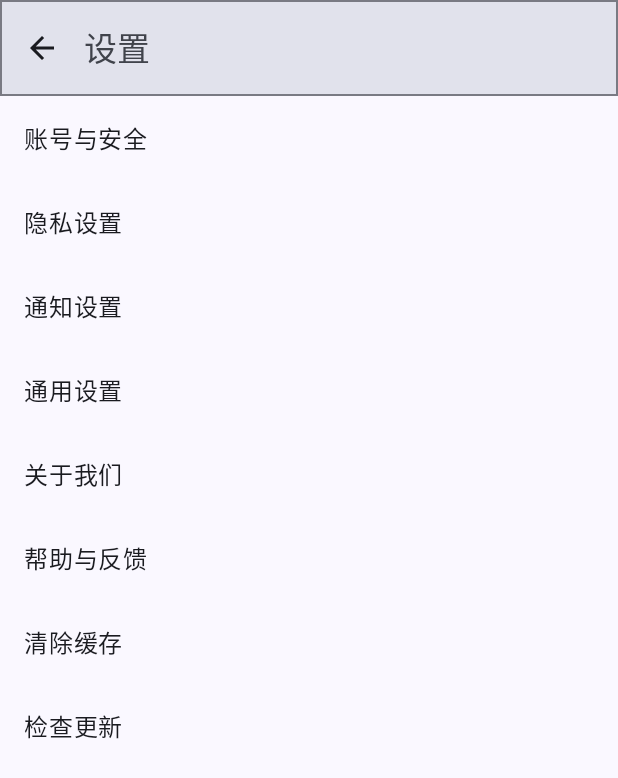
After one commit to enoshwang/digital-life, an Android app built with Jetpack Compose: the composable SettingsScreen shown on its own in the app's theme, on a phone screen of 412 x 824 dp. The commit adds this screen. Shown: the top 778 px of the screen. Run offline under Robolectric (Android 15) with nearby library versions, the phone set to English and light mode, and no system bars.

Commit message:
新增两个子页面

```diff
--- /dev/null
+++ b/app/app/src/main/java/com/hwzy/app/screens/profile/SettingsScreen.kt
@@ -0,0 +1,77 @@
+package com.hwzy.app.screens.profile
+
+import androidx.compose.foundation.border
+import androidx.compose.foundation.layout.fillMaxSize
+import androidx.compose.foundation.layout.padding
+import androidx.compose.foundation.lazy.LazyColumn
+import androidx.compose.foundation.lazy.items
+import androidx.compose.material.icons.Icons
+import androidx.compose.material.icons.automirrored.filled.ArrowBack
+import androidx.compose.material3.ExperimentalMaterial3Api
+import androidx.compose.material3.Icon
+import androidx.compose.material3.IconButton
+import androidx.compose.material3.MaterialTheme
+import androidx.compose.material3.Scaffold
+import androidx.compose.material3.Text
+import androidx.compose.material3.TopAppBar
+import androidx.compose.material3.TopAppBarDefaults
+import androidx.compose.runtime.Composable
+import androidx.compose.ui.Modifier
+import androidx.compose.ui.graphics.RectangleShape
+import androidx.compose.ui.unit.dp
+
+@OptIn(ExperimentalMaterial3Api::class)
+@Composable
+fun SettingsScreen(
+    onNavigateToDetail: (String) -> Unit,
+    onBackClick: () -> Unit
+) {
+    Scaffold(
+        topBar = {
+            TopAppBar(
+                title = { Text("设置") },
+                navigationIcon = {
+                    IconButton(onClick = onBackClick) {
+                        Icon(
+                            imageVector = Icons.AutoMirrored.Filled.ArrowBack,
+                            contentDescription = "返回"
+                        )
+                    }
+                },
+                colors = TopAppBarDefaults.topAppBarColors(
+                    containerColor = MaterialTheme.colorScheme.surfaceVariant,
+                    titleContentColor = MaterialTheme.colorScheme.onSurfaceVariant
+                ),
+                modifier = Modifier.border(
+                    width = 1.dp,
+                    color = MaterialTheme.colorScheme.outlineVariant,
+                    shape = RectangleShape
+                )
+            )
+        }
+    ) { paddingValues ->
+        LazyColumn(
+            modifier = Modifier
+                .fillMaxSize()
+                .padding(paddingValues)
+        ) {
+            items(settingsItems) { item ->
+                Text(
+                    text = item,
+                    modifier = Modifier.padding(16.dp)
+                )
+            }
+        }
+    }
+}
+
+private val settingsItems = listOf(
+    "账号与安全",
+    "隐私设置",
+    "通知设置",
+    "通用设置",
+    "关于我们",
+    "帮助与反馈",
+    "清除缓存",
+    "检查更新"
+)
```
Also changed, not shown: app/app/src/main/java/com/hwzy/app/navigation/Navigation.kt (+28 -2 lines), app/app/src/main/java/com/hwzy/app/screens/discover/DiscoverScreen.kt (+10 -1 lines), app/app/src/main/java/com/hwzy/app/screens/discover/TestScreen.kt (added, +65 -0 lines), app/app/src/main/java/com/hwzy/app/screens/profile/ProfileScreen.kt (+10 -1 lines).
